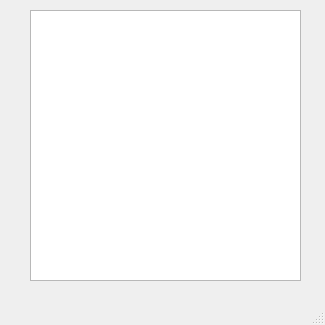
First picture: the form in task7/task7.ui, repository 5hp1k/Lab3_Apps, before the edit.
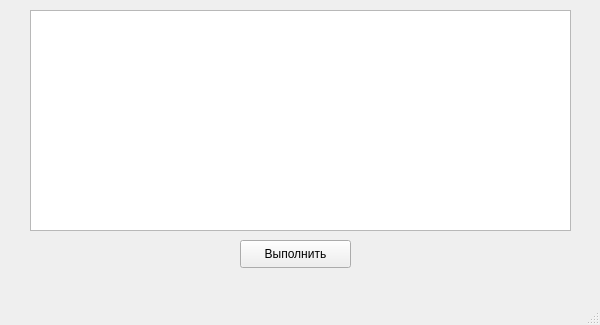
Second picture: the form after the edit.

Commit message: Доделал 7-е задание

```diff
--- a/task7/task7.ui
+++ b/task7/task7.ui
@@ -6,7 +6,7 @@
    <rect>
     <x>0</x>
     <y>0</y>
-    <width>325</width>
+    <width>600</width>
     <height>325</height>
    </rect>
   </property>
@@ -22,11 +22,24 @@
      <rect>
       <x>30</x>
       <y>10</y>
-      <width>271</width>
-      <height>271</height>
+      <width>541</width>
+      <height>221</height>
      </rect>
     </property>
    </widget>
+   <widget class="QPushButton" name="execButton">
+    <property name="geometry">
+     <rect>
+      <x>240</x>
+      <y>240</y>
+      <width>111</width>
+      <height>28</height>
+     </rect>
+    </property>
+    <property name="text">
+     <string>Выполнить</string>
+    </property>
+   </widget>
   </widget>
   <widget class="QMenuBar" name="menubar">
    <property name="geometry">
```
Left out of the diff: 4 changed lines with no effect on the pictures. The commit also changes 2 other files.
